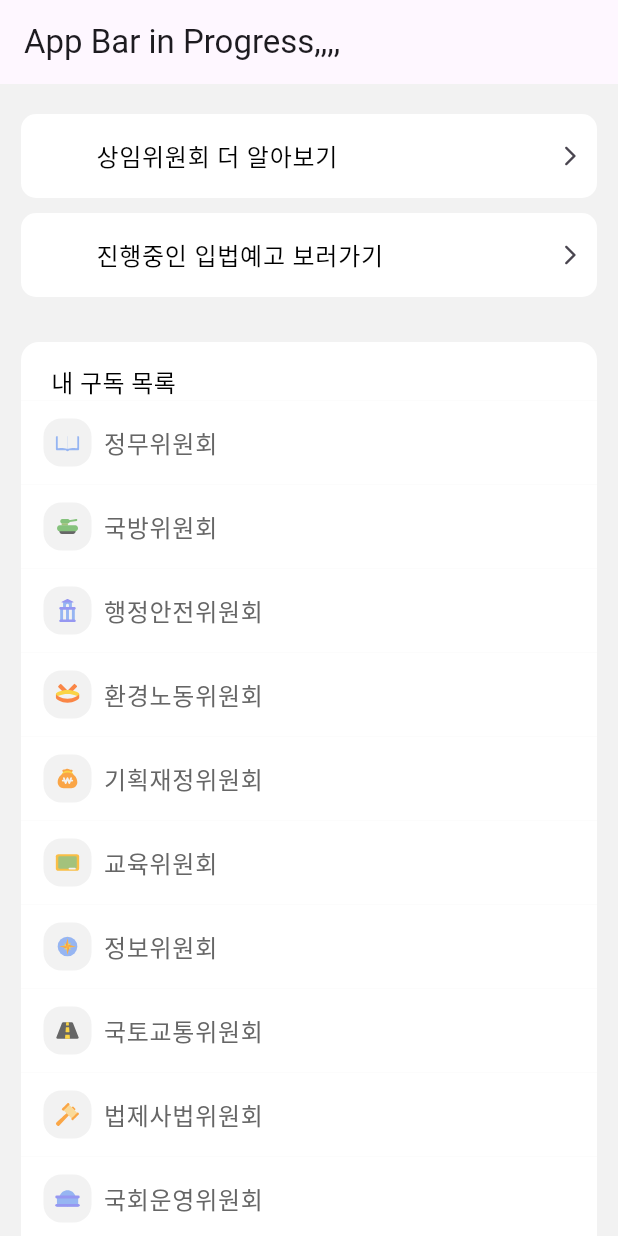
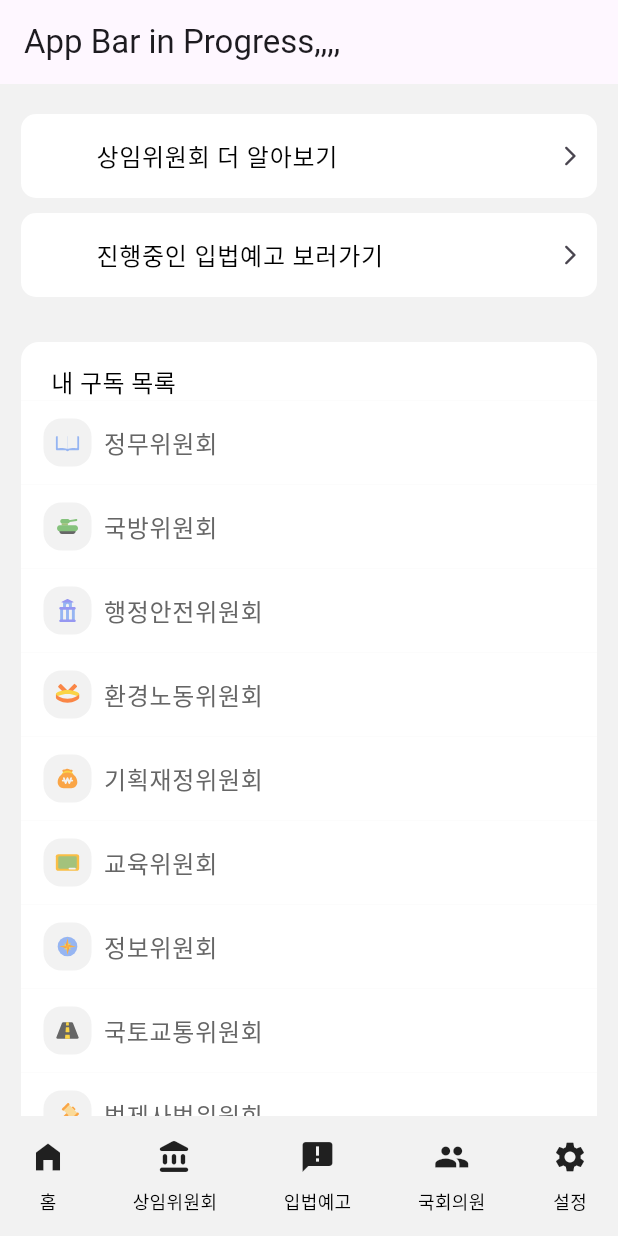
Before and after one commit to ogongchill/barlow-front, a Flutter app: the screen it shows after launch, on a phone screen of 412 x 824 dp. Run offline on Flutter 3.47's test engine with Material 3 defaults, Android fonts, the phone set to English and light mode, and no system bars; our stand-ins replace flutter_riverpod, flutter_svg, get_it, go_router, lottie and 2 more; missing offline and left inert: dart:ffi; Roboto replaces fonts that are missing (gmarketSans).

Commit message:
feature: bottom navigation bar 추가

```diff
--- a/lib/core/navigation/application_navigation_service.dart
+++ b/lib/core/navigation/application_navigation_service.dart
@@ -28,6 +28,8 @@ class ApplicationNavigatorService {
     }
   }
 
+  static void goToCommitteeSubscription() => GoRouter.of(_context!).go('/committee');
+
   static Future<void> pushToCommitteeProfile(WidgetRef ref, Committee committee) async {
     final context = _context;
     if (context == null) return;
@@ -45,6 +47,8 @@ class ApplicationNavigatorService {
 
   static void pushToPreAnnounceDetail(billId) => GoRouter.of(_context!).push('/pre-announce/detail/$billId');
 
+  static void goToHome() => GoRouter.of(_context!).go('/');
+
   static void popWithResult(BuildContext context) {
     return Navigator.pop(context, true);
   }
--- a/lib/features/committee/presentation/view/committee_subscription_view.dart
+++ b/lib/features/committee/presentation/view/committee_subscription_view.dart
@@ -7,6 +7,7 @@ import 'package:front/features/committee/domain/entities/committee_subscription.
 import 'package:front/features/committee/presentation/view/committe_subscription_list_widget.dart';
 import 'package:front/features/committee/presentation/viewmodel/committee_subscription_viewmodel.dart';
 import 'package:front/features/shared/view/appbar.dart';
+import 'package:front/features/shared/view/bottom_nav_bar_widget.dart';
 
 class CommitteeSubscriptionView extends ConsumerWidget{
 
@@ -29,6 +30,7 @@ class CommitteeSubscriptionView extends ConsumerWidget{
           title: "상임위원회 알아보기",
           onPressedBack: () => ApplicationNavigatorService.popWithResult(context)
       ),
+      bottomNavigationBar: const ApplicationBottomNavigationBarWidget(),
       body: _buildBody(subscriptions),
     );
   }
--- a/lib/features/home/presentation/view/committee_home_view.dart
+++ b/lib/features/home/presentation/view/committee_home_view.dart
@@ -6,6 +6,7 @@ import 'package:front/features/home/presentation/view/home_shortcut_widget.dart'
 import 'package:front/features/home/presentation/view/subscirbe_committee_widget.dart';
 import 'package:front/features/home/presentation/view/today_bill_thumbnail_widget.dart';
 import 'package:front/features/home/presentation/viewmodel/home_view_provider.dart';
+import 'package:front/features/shared/view/bottom_nav_bar_widget.dart';
 
 class CommitteeHomeView extends ConsumerWidget { // ✅ ConsumerWidget으로 변경
   const CommitteeHomeView({super.key});
@@ -20,16 +21,17 @@ class CommitteeHomeView extends ConsumerWidget { // ✅ ConsumerWidget으로 변
       home: Scaffold(
         backgroundColor: ColorPalette.background,
         appBar: AppBar(title: const Text("App Bar in Progress,,,,")),
+        bottomNavigationBar: const ApplicationBottomNavigationBarWidget(),
         body: RefreshIndicator( // 새로고침
           color: ColorPalette.bluePrimary,
           backgroundColor: ColorPalette.whitePrimary,
           onRefresh: () => _refresh(ref),
           child: ListView(
             padding: const EdgeInsets.symmetric(horizontal: 14, vertical: 10),
-            children: [
+            children: const [
               HomeShortcutWidget(),
-              const SubscribeCommitteeWidget(),
-              const TodayBillThumbnailWidget(),
+              SubscribeCommitteeWidget(),
+              TodayBillThumbnailWidget(),
             ],
           ),
         ),
--- a/lib/features/shared/view/appbar.dart
+++ b/lib/features/shared/view/appbar.dart
@@ -1,6 +1,7 @@
 import 'package:flutter/material.dart';
 import 'package:front/core/theme/color_palette.dart';
 import 'package:front/core/theme/test_style_preset.dart';
+import 'package:go_router/go_router.dart';
 
 class TextAppBar extends StatelessWidget implements PreferredSizeWidget {
   final String _title;
@@ -34,10 +35,11 @@ class TextAppBar extends StatelessWidget implements PreferredSizeWidget {
     Function goBackFunction = _onPressedBack ?? () => Navigator.pop(context);
     return AppBar(
       centerTitle: true,
-      leading: IconButton(
-        icon: const Icon(Icons.arrow_back_ios_new_rounded, color: Colors.black),
-        onPressed: () => goBackFunction(),
-      ),
+      leading: context.canPop()
+          ? IconButton(
+            icon: const Icon(Icons.arrow_back_ios_new_rounded, color: Colors.black),
+            onPressed: () => goBackFunction(),)
+          : null,
       title: _titleSection(),
       backgroundColor: _backgroundColor,
       surfaceTintColor: _tintColor,
--- /dev/null
+++ b/lib/features/shared/view/bottom_nav_bar_widget.dart
@@ -0,0 +1,76 @@
+import 'package:flutter/material.dart';
+import 'package:front/core/navigation/application_navigation_service.dart';
+import 'package:front/core/theme/color_palette.dart';
+
+class ApplicationBottomNavigationBarWidget extends StatelessWidget {
+
+  static const TextStyle _navBarTextStyle = TextStyle(
+    fontFamily: "gmarketSans",
+    fontSize: 12,
+    color: ColorPalette.borderBlack
+  );
+
+  const ApplicationBottomNavigationBarWidget({super.key});
+
+  @override
+  Widget build(BuildContext context) {
+    return Container(
+      padding: const EdgeInsets.symmetric(vertical: 10, horizontal: 20),
+      height: 80,
+      color: ColorPalette.background,
+      child: Row(
+        mainAxisAlignment: MainAxisAlignment.spaceBetween,
+        children: [
+          _navigationIcon(
+              icon: const Icon(Icons.home_filled),
+              text: "홈",
+              onTapFunction: () => ApplicationNavigatorService.goToHome()
+          ),
+          _navigationIcon(
+              icon: const Icon(Icons.account_balance_rounded),
+              text: "상임위원회",
+              onTapFunction: () => ApplicationNavigatorService.goToCommitteeSubscription()
+          ),
+          _navigationIcon(
+              icon: const Icon(Icons.announcement),
+              text: "입법예고",
+              onTapFunction: () => ApplicationNavigatorService.pushToPreAnnounce()
+          ),
+          _navigationIcon(
+              icon: const Icon(Icons.people),
+              text: "국회의원",
+              onTapFunction: () => print("to 국회의원")
+          ),
+          _navigationIcon(
+              icon: const Icon(Icons.settings),
+              text: "설정",
+              onTapFunction: () => print("to settigns")
+          )
+        ],
+      ),
+    );
+  }
+
+  Widget _navigationIcon({required Widget icon, required String text, required Function onTapFunction}) {
+    return Material(
+      color: ColorPalette.background,
+      child: InkWell(
+        onTap: () => onTapFunction(),
+        child: SizedBox(
+          height: 50,
+          child:  Column(
+            mainAxisAlignment: MainAxisAlignment.spaceBetween,
+            children: [
+              SizedBox(
+                width: 24,
+                height: 24,
+                child: icon,
+              ),
+              Text(text, style: _navBarTextStyle,)
+            ],
+          ),
+        ),
+      ),
+    );
+  }
+}
```
